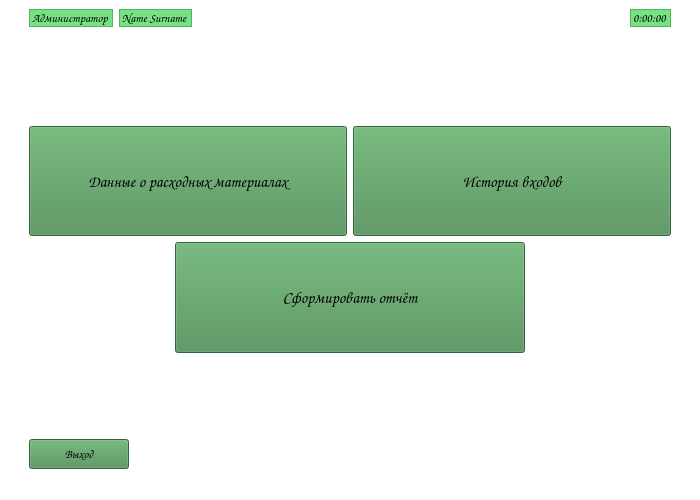
This is forms/Admin.ui in programmister68/Practice-2022 as Qt 5 draws it before an edit. The edited form follows.
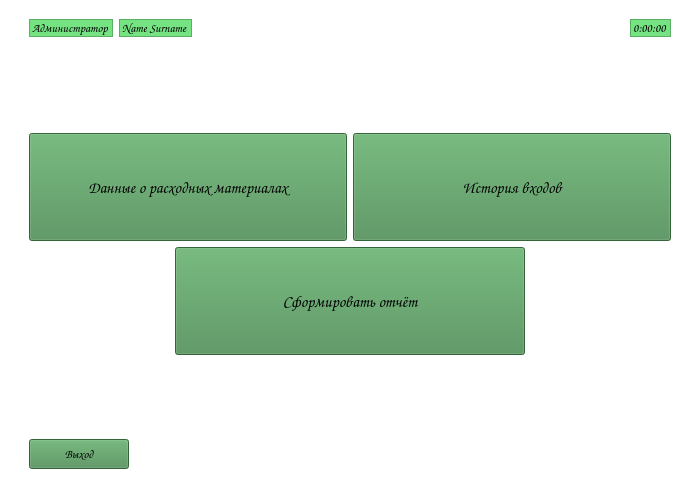
This is the edited form.

```diff
--- a/forms/Admin.ui
+++ b/forms/Admin.ui
@@ -40,6 +40,22 @@
       <property name="sizeConstraint">
        <enum>QLayout::SetMinAndMaxSize</enum>
       </property>
+      <item>
+       <spacer name="verticalSpacer">
+        <property name="orientation">
+         <enum>Qt::Vertical</enum>
+        </property>
+        <property name="sizeType">
+         <enum>QSizePolicy::Fixed</enum>
+        </property>
+        <property name="sizeHint" stdset="0">
+         <size>
+          <width>20</width>
+          <height>10</height>
+         </size>
+        </property>
+       </spacer>
+      </item>
       <item>
        <layout class="QHBoxLayout" name="horizontalLayout_2">
         <property name="sizeConstraint">
```
